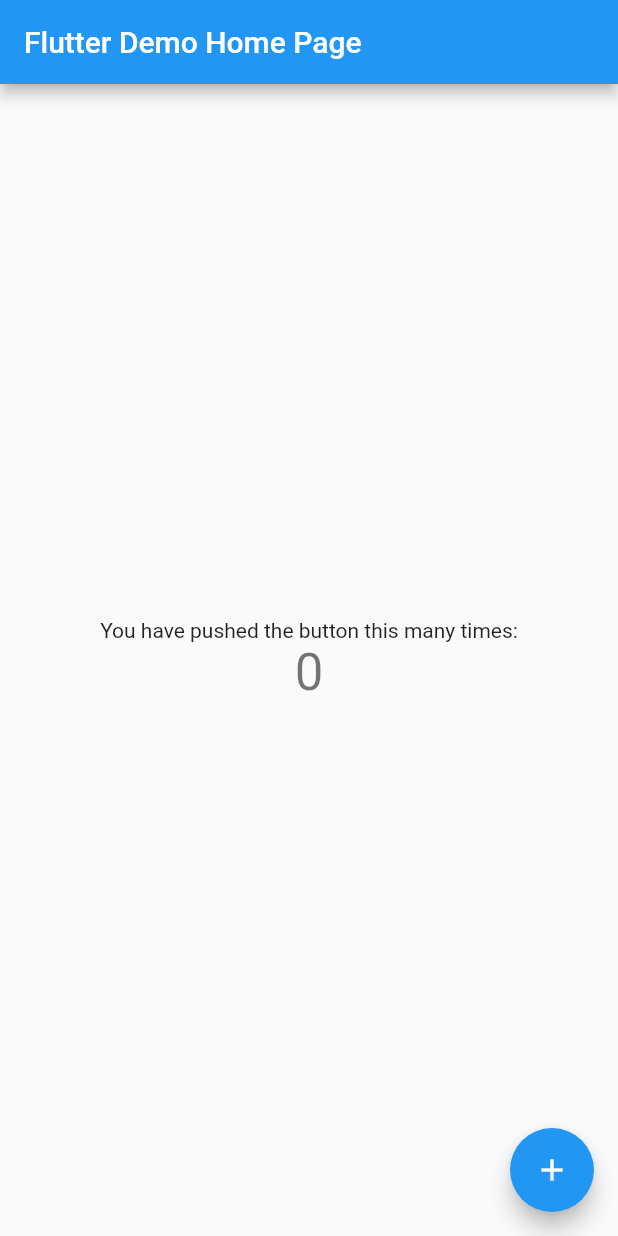
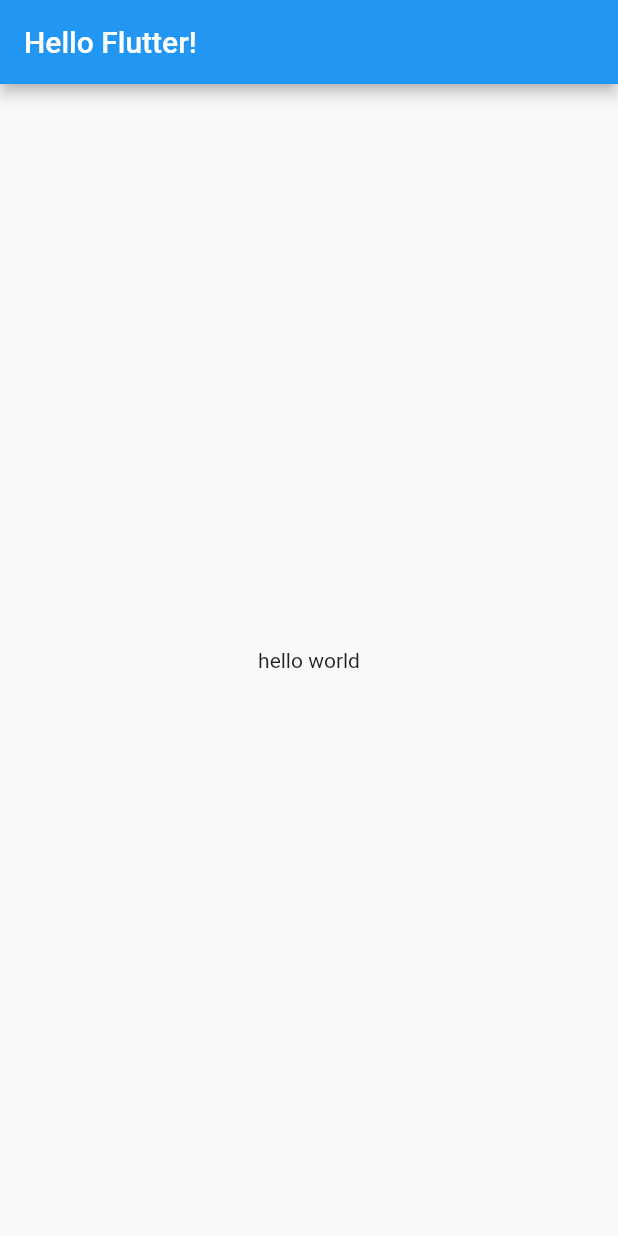
Before and after one commit to yeonwookim1/Flutter, a Flutter app: the screen it shows after launch, on a phone screen of 412 x 824 dp. Run offline on Flutter 3.47's test engine with Material 2 defaults, Android fonts, the phone set to English and light mode, and no system bars.

Commit message:
add frist flutter prj

```diff
--- a/study/lib/main.dart
+++ b/study/lib/main.dart
@@ -1,115 +1,23 @@
 import 'package:flutter/material.dart';
 
 void main() {
-  runApp(const MyApp());
+  runApp(App());
 }
 
-class MyApp extends StatelessWidget {
-  const MyApp({super.key});
+//root
+class App extends StatelessWidget {
 
-  // This widget is the root of your application.
   @override
   Widget build(BuildContext context) {
     return MaterialApp(
-      title: 'Flutter Demo',
-      theme: ThemeData(
-        // This is the theme of your application.
-        //
-        // Try running your application with "flutter run". You'll see the
-        // application has a blue toolbar. Then, without quitting the app, try
-        // changing the primarySwatch below to Colors.green and then invoke
-        // "hot reload" (press "r" in the console where you ran "flutter run",
-        // or simply save your changes to "hot reload" in a Flutter IDE).
-        // Notice that the counter didn't reset back to zero; the application
-        // is not restarted.
-        primarySwatch: Colors.blue,
+      home : Scaffold(
+          appBar : AppBar(title : Text('Hello Flutter!')
+          ),
+          body : Center(
+            child: Text('hello world')
+          )
       ),
-      home: const MyHomePage(title: 'Flutter Demo Home Page'),
     );
   }
+
 }
-
-class MyHomePage extends StatefulWidget {
-  const MyHomePage({super.key, required this.title});
-
-  // This widget is the home page of your application. It is stateful, meaning
-  // that it has a State object (defined below) that contains fields that affect
-  // how it looks.
-
-  // This class is the configuration for the state. It holds the values (in this
-  // case the title) provided by the parent (in this case the App widget) and
-  // used by the build method of the State. Fields in a Widget subclass are
-  // always marked "final".
-
-  final String title;
-
-  @override
-  State<MyHomePage> createState() => _MyHomePageState();
-}
-
-class _MyHomePageState extends State<MyHomePage> {
-  int _counter = 0;
-
-  void _incrementCounter() {
-    setState(() {
-      // This call to setState tells the Flutter framework that something has
-      // changed in this State, which causes it to rerun the build method below
-      // so that the display can reflect the updated values. If we changed
-      // _counter without calling setState(), then the build method would not be
-      // called again, and so nothing would appear to happen.
-      _counter++;
-    });
-  }
-
-  @override
-  Widget build(BuildContext context) {
-    // This method is rerun every time setState is called, for instance as done
-    // by the _incrementCounter method above.
-    //
-    // The Flutter framework has been optimized to make rerunning build methods
-    // fast, so that you can just rebuild anything that needs updating rather
-    // than having to individually change instances of widgets.
-    return Scaffold(
-      appBar: AppBar(
-        // Here we take the value from the MyHomePage object that was created by
-        // the App.build method, and use it to set our appbar title.
-        title: Text(widget.title),
-      ),
-      body: Center(
-        // Center is a layout widget. It takes a single child and positions it
-        // in the middle of the parent.
-        child: Column(
-          // Column is also a layout widget. It takes a list of children and
-          // arranges them vertically. By default, it sizes itself to fit its
-          // children horizontally, and tries to be as tall as its parent.
-          //
-          // Invoke "debug painting" (press "p" in the console, choose the
-          // "Toggle Debug Paint" action from the Flutter Inspector in Android
-          // Studio, or the "Toggle Debug Paint" command in Visual Studio Code)
-          // to see the wireframe for each widget.
-          //
-          // Column has various properties to control how it sizes itself and
-          // how it positions its children. Here we use mainAxisAlignment to
-          // center the children vertically; the main axis here is the vertical
-          // axis because Columns are vertical (the cross axis would be
-          // horizontal).
-          mainAxisAlignment: MainAxisAlignment.center,
-          children: <Widget>[
-            const Text(
-              'You have pushed the button this many times:',
-            ),
-            Text(
-              '$_counter',
-              style: Theme.of(context).textTheme.headlineMedium,
-            ),
-          ],
-        ),
-      ),
-      floatingActionButton: FloatingActionButton(
-        onPressed: _incrementCounter,
-        tooltip: 'Increment',
-        child: const Icon(Icons.add),
-      ), // This trailing comma makes auto-formatting nicer for build methods.
-    );
-  }
-}
```
Also changed, not shown: 1 other file.
